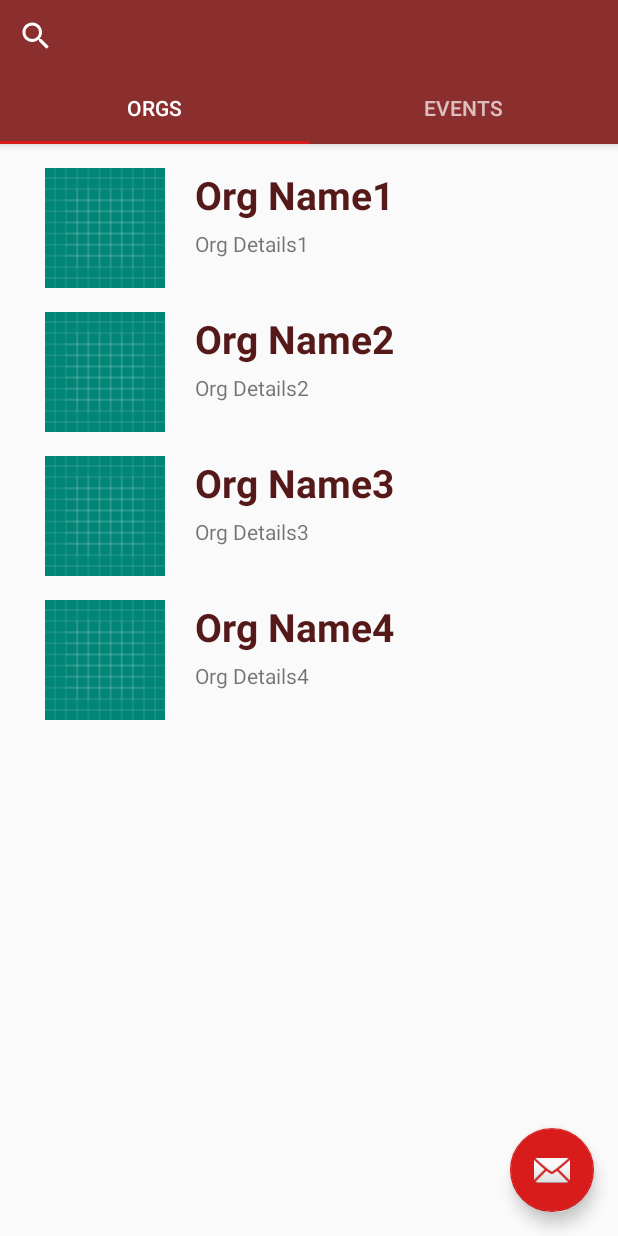
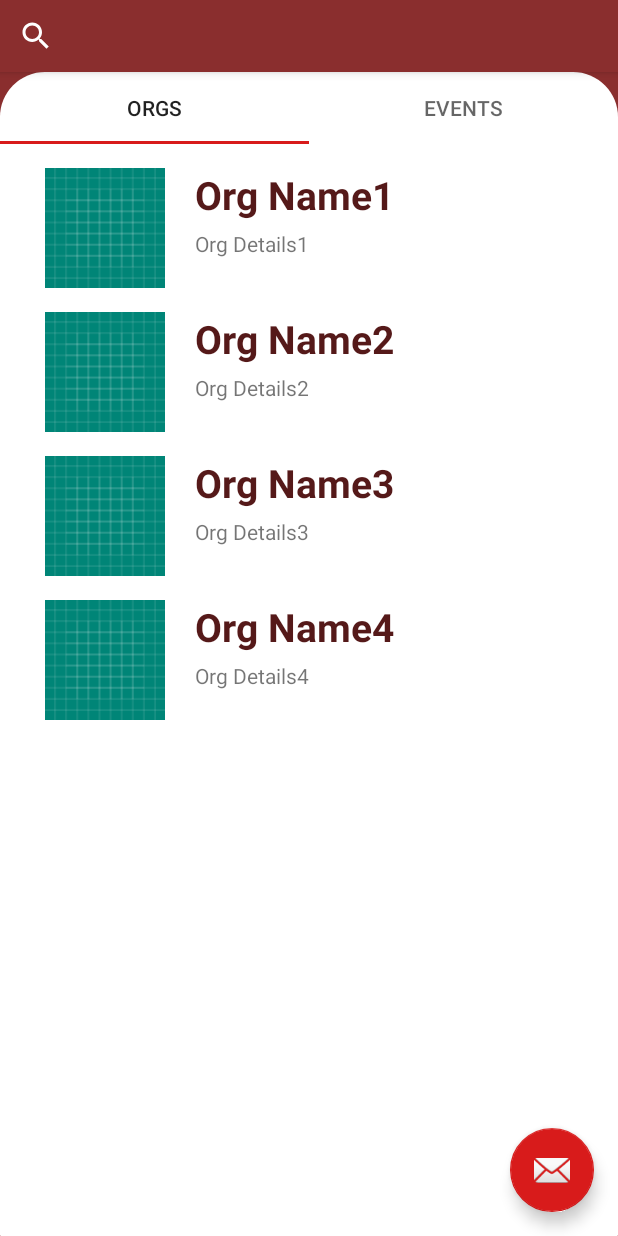
Before and after one commit to blink-blink/CWTS-UP-Voluntayo, an Android app: the HomeActivity screen opened directly, with no data from a screen before it, on a phone screen of 412 x 824 dp. Run offline under Robolectric (Android 15) with nearby library versions, the phone set to English and light mode, and no system bars.

Commit message:
polished UI event page fragment

```diff
--- a/app/build.gradle
+++ b/app/build.gradle
@@ -27,6 +27,7 @@ dependencies {
     implementation 'androidx.lifecycle:lifecycle-livedata-ktx:2.4.1'
     implementation 'androidx.lifecycle:lifecycle-viewmodel-ktx:2.4.1'
     implementation 'com.google.android.material:material:1.7.0-alpha01'
+    implementation 'androidx.legacy:legacy-support-v4:1.0.0'
     testImplementation 'junit:junit:4.12'
     androidTestImplementation 'androidx.test.ext:junit:1.1.3'
     androidTestImplementation 'androidx.test.espresso:espresso-core:3.4.0'
--- a/app/src/main/java/com/example/upvoluntaryo/HomeActivity.java
+++ b/app/src/main/java/com/example/upvoluntaryo/HomeActivity.java
@@ -2,8 +2,7 @@ package com.example.upvoluntaryo;
 
 import android.os.Bundle;
 
-import com.example.upvoluntaryo.ui.main.CollectionAdapter;
-import com.example.upvoluntaryo.ui.main.EventListAdapter;
+import com.example.upvoluntaryo.ui.main.ObjectAdapter;
 import com.example.upvoluntaryo.ui.main.EventViewModel;
 import com.example.upvoluntaryo.ui.main.SearchViewModel;
 import com.google.android.material.floatingactionbutton.FloatingActionButton;
@@ -14,10 +13,8 @@ import androidx.annotation.StringRes;
 import androidx.appcompat.app.AppCompatActivity;
 import androidx.appcompat.widget.SearchView;
 import androidx.lifecycle.ViewModelProvider;
-import androidx.recyclerview.widget.RecyclerView;
 import androidx.viewpager2.widget.ViewPager2;
 
-import android.util.Log;
 import android.view.View;
 
 import com.google.android.material.tabs.TabLayoutMediator;
@@ -33,9 +30,9 @@ public class HomeActivity extends AppCompatActivity {
     protected void onCreate(Bundle savedInstanceState) {
         super.onCreate(savedInstanceState);
         setContentView(R.layout.activity_home);
-        CollectionAdapter collectionAdapter = new CollectionAdapter(this);
+        ObjectAdapter objectAdapter = new ObjectAdapter(this);
         ViewPager2 viewPager = findViewById(R.id.view_pager);
-        viewPager.setAdapter(collectionAdapter);
+        viewPager.setAdapter(objectAdapter);
         TabLayout tabLayout = findViewById(R.id.tabs);
         new TabLayoutMediator(tabLayout, viewPager,
                 (tab, position) -> tab.setText(getResources().getString(TAB_TITLES[position]))
--- a/app/src/main/java/com/example/upvoluntaryo/ui/main/CollectionAdapter.java
+++ b/app/src/main/java/com/example/upvoluntaryo/ui/main/EventPageAdapter.java
@@ -1,32 +1,30 @@
 package com.example.upvoluntaryo.ui.main;
 
 import android.os.Bundle;
-import android.util.Log;
 
 import androidx.annotation.NonNull;
 import androidx.fragment.app.Fragment;
 import androidx.fragment.app.FragmentActivity;
 import androidx.viewpager2.adapter.FragmentStateAdapter;
 
-public class CollectionAdapter extends FragmentStateAdapter {
-    public CollectionAdapter(FragmentActivity fragment) {
+public class EventPageAdapter extends FragmentStateAdapter {
+    private String eventName, eventDetails;
+    public EventPageAdapter(FragmentActivity fragment,String eventName, String eventDetails) {
         super(fragment);
+        this.eventName = eventName;
+        this.eventDetails = eventDetails;
     }
 
     @NonNull
     @Override
     public Fragment createFragment(int position) {
-        Fragment fragment = new ObjectFragment();
-        Bundle args = new Bundle();
-
-        //object
-        args.putInt(ObjectFragment.ARG_OBJECT, position);
-        fragment.setArguments(args);
+        //to be changed, assign different fragments for each tab
+        Fragment fragment = EventPageFragment.newInstance(eventName, eventDetails);
         return fragment;
     }
 
     @Override
     public int getItemCount() {
-        return 2;
+        return 4;
     }
 }
--- /dev/null
+++ b/app/src/main/java/com/example/upvoluntaryo/ui/main/ObjectAdapter.java
@@ -0,0 +1,32 @@
+package com.example.upvoluntaryo.ui.main;
+
+import android.os.Bundle;
+import android.util.Log;
+
+import androidx.annotation.NonNull;
+import androidx.fragment.app.Fragment;
+import androidx.fragment.app.FragmentActivity;
+import androidx.viewpager2.adapter.FragmentStateAdapter;
+
+public class ObjectAdapter extends FragmentStateAdapter {
+    public ObjectAdapter(FragmentActivity fragment) {
+        super(fragment);
+    }
+
+    @NonNull
+    @Override
+    public Fragment createFragment(int position) {
+        Fragment fragment = new ObjectFragment();
+        Bundle args = new Bundle();
+
+        //object
+        args.putInt(ObjectFragment.ARG_OBJECT, position);
+        fragment.setArguments(args);
+        return fragment;
+    }
+
+    @Override
+    public int getItemCount() {
+        return 2;
+    }
+}
--- /dev/null
+++ b/app/src/main/res/drawable/roundcorner_layout_bg.xml
@@ -0,0 +1,8 @@
+<?xml version="1.0" encoding="UTF-8"?>
+<shape xmlns:android="http://schemas.android.com/apk/res/android">
+    <solid android:color="#FFFFFF"/>
+    <stroke android:width="0dp" android:color="#B1BCBE" />
+    <corners android:topLeftRadius="30dp" android:topRightRadius="30dp"
+        android:bottomLeftRadius="0.1dp" android:bottomRightRadius="0.1dp"/>
+    <padding android:left="0dp" android:top="0dp" android:right="0dp" android:bottom="0dp" />
+</shape>
--- a/app/src/main/res/layout/activity_home.xml
+++ b/app/src/main/res/layout/activity_home.xml
@@ -5,6 +5,12 @@
     android:layout_width="match_parent"
     android:layout_height="match_parent"
     tools:context=".HomeActivity">
+
+    <LinearLayout
+        android:layout_width="match_parent"
+        android:layout_height="match_parent"
+        android:orientation="vertical"
+        android:background="@color/colorPrimary">
 
         <com.google.android.material.appbar.AppBarLayout
             android:layout_width="match_parent"
@@ -15,18 +21,27 @@
                 android:id="@+id/searchItem"
                 android:layout_width="match_parent"
                 android:layout_height="match_parent" />
+        </com.google.android.material.appbar.AppBarLayout>
+
+        <LinearLayout
+            android:layout_width="match_parent"
+            android:layout_height="match_parent"
+            android:orientation="vertical"
+            android:background="@drawable/roundcorner_layout_bg">
 
             <com.google.android.material.tabs.TabLayout
                 android:id="@+id/tabs"
                 android:layout_width="match_parent"
                 android:layout_height="wrap_content" />
-    </com.google.android.material.appbar.AppBarLayout>
 
             <androidx.viewpager2.widget.ViewPager2
                 android:id="@+id/view_pager"
                 android:layout_width="match_parent"
                 android:layout_height="match_parent"
-        app:layout_behavior="@string/appbar_scrolling_view_behavior" />
+                app:layout_behavior="@string/appbar_scrolling_view_behavior">
+            </androidx.viewpager2.widget.ViewPager2>
+        </LinearLayout>
+    </LinearLayout>
 
     <com.google.android.material.floatingactionbutton.FloatingActionButton
         android:id="@+id/fab"
--- a/app/src/main/res/layout/event_item.xml
+++ b/app/src/main/res/layout/event_item.xml
@@ -9,7 +9,9 @@
         android:id="@+id/eventImageHeader"
         android:layout_width="80dp"
         android:layout_height="80dp"
-        android:src="@drawable/ic_launcher_background" />
+        android:adjustViewBounds="true"
+        android:scaleType="centerCrop"
+        android:src="@drawable/sampleeventimage" />
 
     <LinearLayout
         android:layout_width="wrap_content"
--- a/app/src/main/res/values/strings.xml
+++ b/app/src/main/res/values/strings.xml
@@ -3,4 +3,6 @@
     <string name="tab_text_1">Orgs</string>
     <string name="tab_text_2">Events</string>
     <string name="title_activity_home">HomeActivity</string>
+    <!-- TODO: Remove or change this placeholder text -->
+    <string name="hello_blank_fragment">Hello blank fragment</string>
 </resources>
```
Also changed, not shown: app/src/main/java/com/example/upvoluntaryo/EventPageActivity.java (+20 -6 lines), app/src/main/java/com/example/upvoluntaryo/ui/main/EventPageFragment.java (added, +55 -0 lines), app/src/main/res/layout/activity_event_page.xml (+35 -24 lines), app/src/main/res/layout/fragment_event_page.xml (added, +35 -0 lines). Lines whose indentation alone changed are shown as unchanged.
